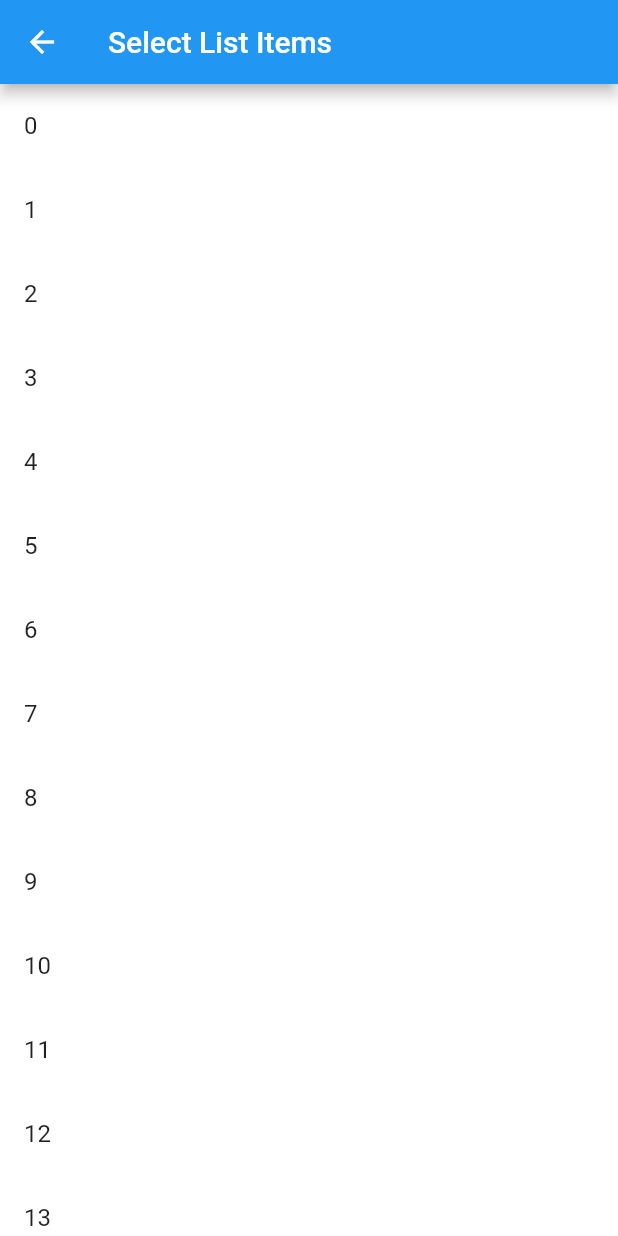
After one commit to Rylie-W/Falco, a Flutter app: the QuantityNumber screen opened directly, on a phone screen of 412 x 824 dp. The commit adds this screen. Run offline on Flutter 3.47's test engine with Material 2 defaults, Android fonts, the phone set to English and light mode, and no system bars; our stand-ins replace fluttertoast, image_picker, rive, sqflite; missing offline and left inert: dart:ffi; accounts and stored records are empty.

Commit message:
quantity Number
Implement the quantity number dialog.

```diff
--- a/lib/Pages/InputPage.dart
+++ b/lib/Pages/InputPage.dart
@@ -2,7 +2,7 @@ import 'package:flutter/cupertino.dart';
 import 'package:flutter/material.dart';
 
 import '../components/datePicker.dart';
-import '../components/dialog.dart';
+import '../components/quantityDialog.dart';
 
 // Uncomment lines 7 and 10 to view the visual layout at runtime.
 // import 'package:flutter/rendering.dart' show debugPaintSizeEnabled;
@@ -128,7 +128,7 @@ class InputPage extends StatelessWidget {
                     borderRadius: BorderRadius.circular(18.0),
                     side: BorderSide(color: Colors.white)))));
   }
-
+// quantity number
   ElevatedButton _buildButtonColumn2(
       BuildContext context, Color color, String lable) {
     return ElevatedButton.icon(
@@ -136,7 +136,7 @@ class InputPage extends StatelessWidget {
               context: context,
               builder: (BuildContext context) => AlertDialog(
                 title: Text('Category List'),
-                content: BodyWidget(),
+                content: QuantityNumber(),
               ),
             ),
         icon: Icon(Icons.calendar_today, size: 18),
--- /dev/null
+++ b/lib/components/quantityDialog.dart
@@ -0,0 +1,40 @@
+import 'package:flutter/material.dart';
+
+class QuantityNumber extends StatefulWidget {
+  @override
+  _QuantityNumberState createState() => _QuantityNumberState();
+}
+
+class _QuantityNumberState extends State<QuantityNumber> {
+  int pressedAttentionIndex = -1;
+
+  @override
+  Widget build(BuildContext context) {
+    return Scaffold(
+      appBar: AppBar(
+        title: Text('Select List Items'),
+      ),
+      body: ListView.builder(
+        itemCount: 50,
+        itemBuilder: (context, index) {
+          final pressAttention = pressedAttentionIndex == index;
+          return Container(
+            color: pressAttention ? Colors.blue : Colors.white,
+            child: ListTile(
+              onTap: () => setState(() => pressedAttentionIndex = index),
+              title: Text('$index',
+                  // style: (this == pressedAttentionIndex)
+                  //     ? TextStyle(
+                  //         fontSize: 18,
+                  //         color: Colors.white,
+                  //         fontWeight: FontWeight.bold,
+                  //       )
+                  //     : TextStyle(fontSize: 20)
+              ),
+            ),
+          );
+        },
+      ),
+    );
+  }
+}
--- a/lib/frame.dart
+++ b/lib/frame.dart
@@ -7,6 +7,8 @@ import 'package:less_waste/Helper/DB_Helper.dart';
 import 'package:rive/rive.dart';
 import 'dart:convert';
 
+import 'components/quantityDialog.dart';
+
 class Frame extends StatefulWidget {
   @override
   _FrameState createState() => _FrameState();
@@ -14,14 +16,33 @@ class Frame extends StatefulWidget {
 
 class _FrameState extends State<Frame> {
   bool b = false;
+
   //Create Databse Object
   DBHelper dbhelper = DBHelper();
 
-  Future<void> insertItem() async{
+  Future<void> insertItem() async {
     //Insert a new Food butter
-      var butter = Food(id: 0, name: 'butter', category: 'MilkProduct', boughttime: 154893, expiretime: 156432, quantitytype: 'pieces', quantitynum: 3, consumestate: 0.50, state: 'good');
+    var butter = Food(
+        id: 0,
+        name: 'butter',
+        category: 'MilkProduct',
+        boughttime: 154893,
+        expiretime: 156432,
+        quantitytype: 'pieces',
+        quantitynum: 3,
+        consumestate: 0.50,
+        state: 'good');
     await dbhelper.insertFood(butter);
-      var egg = Food(id: 1, name: 'eggs', category: 'Meat', boughttime: 134554, expiretime: 1654757, quantitytype: 'number', quantitynum: 4, consumestate: 0, state: 'good');
+    var egg = Food(
+        id: 1,
+        name: 'eggs',
+        category: 'Meat',
+        boughttime: 134554,
+        expiretime: 1654757,
+        quantitytype: 'number',
+        quantitynum: 4,
+        consumestate: 0,
+        state: 'good');
     await dbhelper.insertFood(egg);
 
     //await dbhelper.testDB();
@@ -49,9 +70,12 @@ class _FrameState extends State<Frame> {
 
   @override
   Widget build(BuildContext context) {
-
     return Scaffold(
-      appBar: AppBar(actions: <Widget> [IconButton(icon: Icon(Icons.share), onPressed: () {}),],),
+        appBar: AppBar(
+          actions: <Widget>[
+            IconButton(icon: Icon(Icons.share), onPressed: () {}),
+          ],
+        ),
         bottomNavigationBar: BottomAppBar(
           color: Colors.white,
           shape: CircularNotchedRectangle(),
@@ -68,17 +92,16 @@ class _FrameState extends State<Frame> {
                   },
                   icon: Icon(Icons.home)),
               //SizedBox(),
-            IconButton(onPressed:() {
+              IconButton(
+                  onPressed: () {
                     insertItem();
                     showModalBottomSheet(
                         isScrollControlled: true,
                         context: context,
                         builder: (BuildContext context) => InputPage());
-
-            },icon: Icon(Icons.business)),
-            IconButton(onPressed: (){
-
-            }, icon: Icon(Icons.school))
+                  },
+                  icon: Icon(Icons.business)),
+              IconButton(onPressed: () {}, icon: Icon(Icons.school))
             ],
             mainAxisAlignment: MainAxisAlignment.spaceAround,
           ),
@@ -107,7 +130,6 @@ class _FrameState extends State<Frame> {
             // pickImage();
           },
         ),
-
         body: new Stack(
           children: <Widget>[
             new Container(
```
Lines whose indentation alone changed are shown as unchanged.
